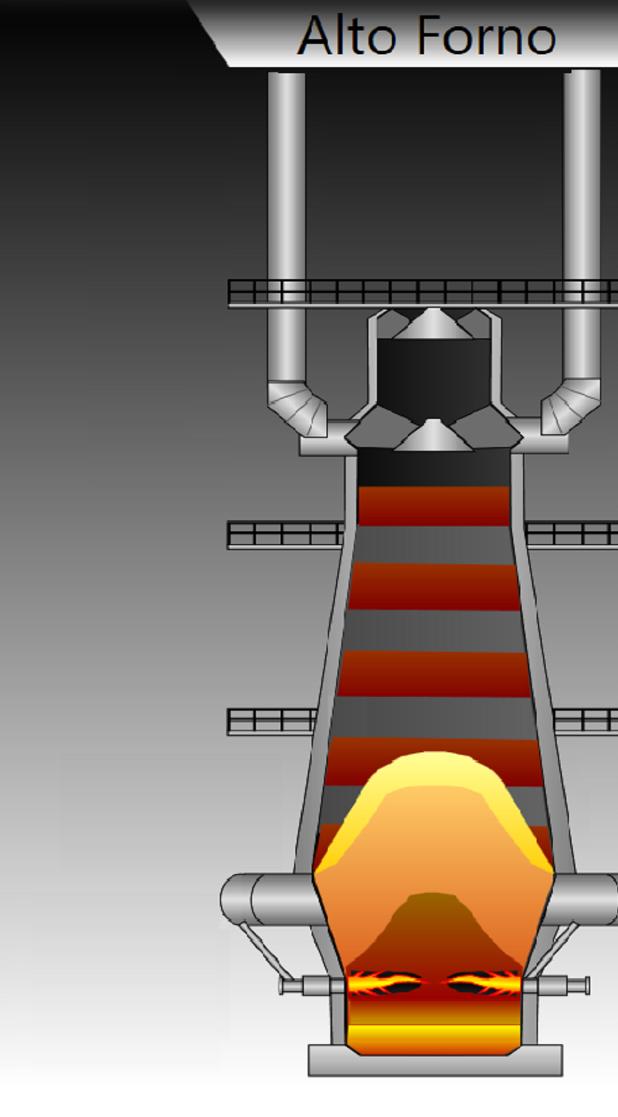
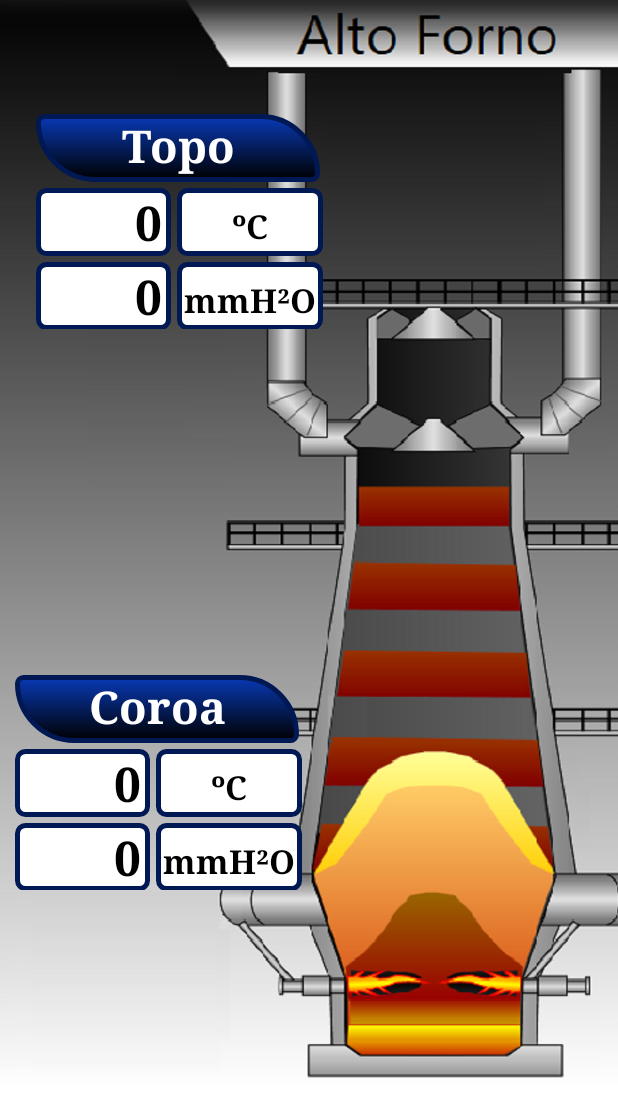
Before and after one commit to Henrique8m/Supervisorio_Android, an Android app: the FullscreenActivity screen opened directly, with no data from a screen before it, on a phone screen of 412 x 824 dp. Shown: the top 1117 px of the screen. Run offline under Robolectric (Android 15) with nearby library versions, the phone set to English and light mode, and no system bars.

Commit message:
Implements text in fullScreen

```diff
--- /dev/null
+++ b/app/src/main/res/drawable/my_box.xml
@@ -0,0 +1,15 @@
+<?xml version="1.0" encoding="utf-8"?>
+<selector xmlns:tools="http://schemas.android.com/tools" xmlns:android="http://schemas.android.com/apk/res/android">
+    <item>
+        <shape android:shape="rectangle">
+            <solid android:color="#fff" />
+            <corners
+                android:radius="5dp"/>
+            <stroke
+                android:width="3dp"
+                android:color="#001853" />
+
+
+        </shape>
+    </item>
+</selector>
--- /dev/null
+++ b/app/src/main/res/drawable/my_boxgradient.xml
@@ -0,0 +1,25 @@
+<?xml version="1.0" encoding="utf-8"?>
+<selector xmlns:android="http://schemas.android.com/apk/res/android">
+    <item>
+        <shape android:shape="rectangle">
+            <corners
+                android:bottomLeftRadius="50dp"
+                android:bottomRightRadius="5dp"
+                android:topLeftRadius="5dp"
+                android:topRightRadius="50dp" /> <!-- valor do arredondamento das bordas -->
+            <stroke
+                android:width="3dp"
+                android:color="#001853" /> <!-- cor da borda e tamanho dela -->
+            <padding
+                android:bottom="3dp"
+                android:left="8dp"
+                android:right="8dp"
+                android:top="1dp" /><!-- afastamento do texto -->
+            <gradient
+                android:angle="-90"
+                android:endColor="@color/black"
+                android:startColor="#0839B5" /> <!-- gradient color -->
+
+        </shape>
+    </item>
+</selector>
--- /dev/null
+++ b/app/src/main/res/drawable/my_information_text.xml
@@ -0,0 +1,18 @@
+<?xml version="1.0" encoding="utf-8"?>
+<selector xmlns:android="http://schemas.android.com/apk/res/android">
+    <item>
+        <shape android:shape="rectangle">
+            <solid android:color="#fff" />
+            <corners
+                android:radius="5dp"/>
+            <stroke
+                android:width="3dp"
+                android:color="#001853" />
+            <padding
+                android:bottom="3dp"
+                android:left="2dp"
+                android:right="8dp"
+                android:top="1dp" />
+        </shape>
+    </item>
+</selector>
--- a/app/src/main/res/layout/activity_fullscreen.xml
+++ b/app/src/main/res/layout/activity_fullscreen.xml
@@ -16,15 +16,11 @@
         android:layout_height="match_parent"
         android:scaleType="fitXY"
         android:scaleX="1.13"
-        app:srcCompat="@mipmap/altoforno_fullscreen" />
+        app:srcCompat="@mipmap/altoforno_fullscreen"
+        android:contentDescription="@string/todo" />
 
     <!-- This FrameLayout insets its children based on system windows using
          android:fitsSystemWindows. -->
-    <FrameLayout
-        android:layout_width="match_parent"
-        android:layout_height="match_parent"
-        android:fitsSystemWindows="true">
-
     <LinearLayout
         android:id="@+id/fullscreen_content_controls"
         style="@style/Widget.Theme.SupervisorioAndroid.ButtonBar.Fullscreen"
@@ -43,6 +39,157 @@
             android:text="@string/dummy_button" />
 
     </LinearLayout>
-    </FrameLayout>
+
+    <androidx.constraintlayout.widget.ConstraintLayout
+        android:layout_width="match_parent"
+        android:layout_height="match_parent">
+
+        <LinearLayout
+            android:id="@+id/layout_coroa"
+            android:layout_width="191dp"
+            android:layout_height="143dp"
+            android:layout_marginStart="10dp"
+            android:orientation="vertical"
+            app:layout_constraintBottom_toBottomOf="parent"
+            app:layout_constraintStart_toStartOf="parent"
+            app:layout_constraintTop_toBottomOf="@+id/layout_topo">
+
+            <TextView
+                android:id="@+id/textViewCoroa1"
+                android:layout_width="189dp"
+                android:layout_height="45dp"
+                android:background="@drawable/my_boxgradient"
+                android:fontFamily="serif"
+                android:text="@string/coroa"
+                android:textAlignment="center"
+                android:textColor="?android:attr/textColorPrimaryInverse"
+                android:textSize="30sp"
+                android:textStyle="bold" />
+
+            <LinearLayout
+                android:layout_width="191dp"
+                android:layout_height="45dp"
+
+                android:layout_marginTop="4dp"
+                android:orientation="horizontal">
+
+
+                <TextView
+                    android:id="@+id/txt_tmp_coroa"
+                    style="@style/Theme.Information.Henrique"
+                    android:layout_width="90dp"
+                    android:layout_height="45dp"
+                    android:background="@drawable/my_information_text"
+                    android:text="@string/_0" />
+
+                <TextView
+                    android:id="@+id/textViewCoroa2"
+                    style="@style/Theme.Sufixo.Henrique"
+                    android:layout_width="97dp"
+                    android:layout_height="45dp"
+                    android:background="@drawable/my_box"
+                    android:text="@string/c" />
+
+            </LinearLayout>
+
+            <LinearLayout
+                android:layout_width="191dp"
+                android:layout_height="45dp"
+                android:layout_marginTop="4dp"
+                android:orientation="horizontal">
+
+                <TextView
+                    android:id="@+id/txt_pre_coroa"
+                    style="@style/Theme.Information.Henrique"
+                    android:layout_width="90dp"
+                    android:layout_height="45dp"
+                    android:background="@drawable/my_information_text"
+
+                    android:text="@string/_0" />
+
+                <TextView
+                    android:id="@+id/textViewCoroa3"
+                    style="@style/Theme.Sufixo.Henrique"
+                    android:layout_width="97dp"
+                    android:layout_height="45dp"
+                    android:background="@drawable/my_box"
+                    android:text="@string/mmh_o" />
+            </LinearLayout>
+        </LinearLayout>
+
+        <LinearLayout
+            android:id="@+id/layout_topo"
+            android:layout_width="191dp"
+            android:layout_height="143dp"
+            android:layout_marginStart="24dp"
+            android:layout_marginTop="76dp"
+            android:orientation="vertical"
+            app:layout_constraintStart_toStartOf="parent"
+            app:layout_constraintTop_toTopOf="parent">
+
+            <TextView
+                android:id="@+id/textViewTopo1"
+                android:layout_width="189dp"
+                android:layout_height="45dp"
+                android:background="@drawable/my_boxgradient"
+                android:fontFamily="serif"
+                android:text="@string/topo"
+                android:textAlignment="center"
+                android:textColor="?android:attr/textColorPrimaryInverse"
+                android:textSize="30sp"
+                android:textStyle="bold" />
+
+            <LinearLayout
+                android:layout_width="191dp"
+                android:layout_height="45dp"
+
+                android:layout_marginTop="4dp"
+                android:orientation="horizontal">
+
+
+                <TextView
+                    android:id="@+id/txt_tmp_topo"
+                    style="@style/Theme.Information.Henrique"
+                    android:layout_width="90dp"
+                    android:layout_height="45dp"
+                    android:background="@drawable/my_information_text"
+                    android:text="@string/_0" />
+
+                <TextView
+                    android:id="@+id/textViewTopo2"
+                    style="@style/Theme.Sufixo.Henrique"
+                    android:layout_width="97dp"
+                    android:layout_height="45dp"
+                    android:background="@drawable/my_box"
+                    android:text="@string/c" />
+
+            </LinearLayout>
+
+            <LinearLayout
+                android:layout_width="191dp"
+                android:layout_height="45dp"
+                android:layout_marginTop="4dp"
+                android:orientation="horizontal">
+
+                <TextView
+                    android:id="@+id/txt_pre_topo"
+                    style="@style/Theme.Information.Henrique"
+                    android:layout_width="90dp"
+                    android:layout_height="45dp"
+                    android:background="@drawable/my_information_text"
+
+                    android:text="@string/_0" />
+
+                <TextView
+                    android:id="@+id/textViewTopo"
+                    style="@style/Theme.Sufixo.Henrique"
+                    android:layout_width="97dp"
+                    android:layout_height="45dp"
+                    android:background="@drawable/my_box"
+                    android:text="@string/mmh_o" />
+            </LinearLayout>
+        </LinearLayout>
+
+    </androidx.constraintlayout.widget.ConstraintLayout>
 
 </FrameLayout>
--- /dev/null
+++ b/app/src/main/res/values/my_dimens.xml
@@ -0,0 +1,11 @@
+<?xml version="1.0" encoding="utf-8"?>
+<resources>
+    <dimen name="Padding.Top.Sufixo">10dp</dimen>
+    <dimen name="Text.Size.Sufixo">22sp</dimen>
+    <dimen name="Margin.Start.Sufixo">4sp</dimen>
+
+    <dimen name="Margin.Top">4sp</dimen>
+
+    <dimen name="Text.Size.Information">32sp</dimen>
+    <dimen name="Padding.Right.Information">6dp</dimen>
+</resources>
--- /dev/null
+++ b/app/src/main/res/values/my_themes.xml
@@ -0,0 +1,25 @@
+<?xml version="1.0" encoding="utf-8"?>
+<resources>
+    <style name="Theme.Sufixo.Henrique" parent="TextAppearance.AppCompat">
+        <item name="android:textAlignment">center</item>
+        <item name="android:textColor">@color/black</item>
+        <item name="android:textSize">@dimen/Text.Size.Sufixo</item>
+        <item name="android:textStyle">bold</item>
+
+        <item name="android:fontFamily">serif</item>
+        <item name="android:layout_gravity">center_horizontal</item>
+        <item name="android:layout_marginStart">@dimen/Margin.Start.Sufixo</item>
+        <item name="android:paddingTop">@dimen/Padding.Top.Sufixo</item>
+
+    </style>
+
+    <style name="Theme.Information.Henrique" parent="TextAppearance.AppCompat">
+        <item name="android:textAlignment">textEnd</item>
+        <item name="android:textColor">@color/black</item>
+        <item name="android:textSize">@dimen/Text.Size.Information</item>
+        <item name="android:textStyle">bold</item>
+
+        <item name="android:fontFamily">serif</item>
+        <item name="android:paddingRight">@dimen/Padding.Right.Information</item>
+    </style>
+</resources>
--- a/app/src/main/res/values/strings.xml
+++ b/app/src/main/res/values/strings.xml
@@ -14,4 +14,10 @@
     <string name="login_failed">"Login failed"</string>
     <string name="login">Login</string>
     <string name="grafico">Grafico</string>
+    <string name="_0">0</string>
+    <string name="topo">Topo</string>
+    <string name="c">ºC</string>
+    <string name="coroa">Coroa</string>
+    <string name="mmh_o">mmH²O</string>
+    <string name="nm_3">NM³</string>
 </resources>
--- a/app/src/main/res/values/themes.xml
+++ b/app/src/main/res/values/themes.xml
@@ -19,7 +19,6 @@
     <style name="Theme.Henrique" parent="">
         <!-- Primary brand color. -->
         <item name="background">@color/purple_700</item>
-
     </style>
 
     <style name="Theme.SupervisorioAndroid.Fullscreen" parent="Theme.SupervisorioAndroid">
```
Lines whose indentation alone changed are shown as unchanged.
